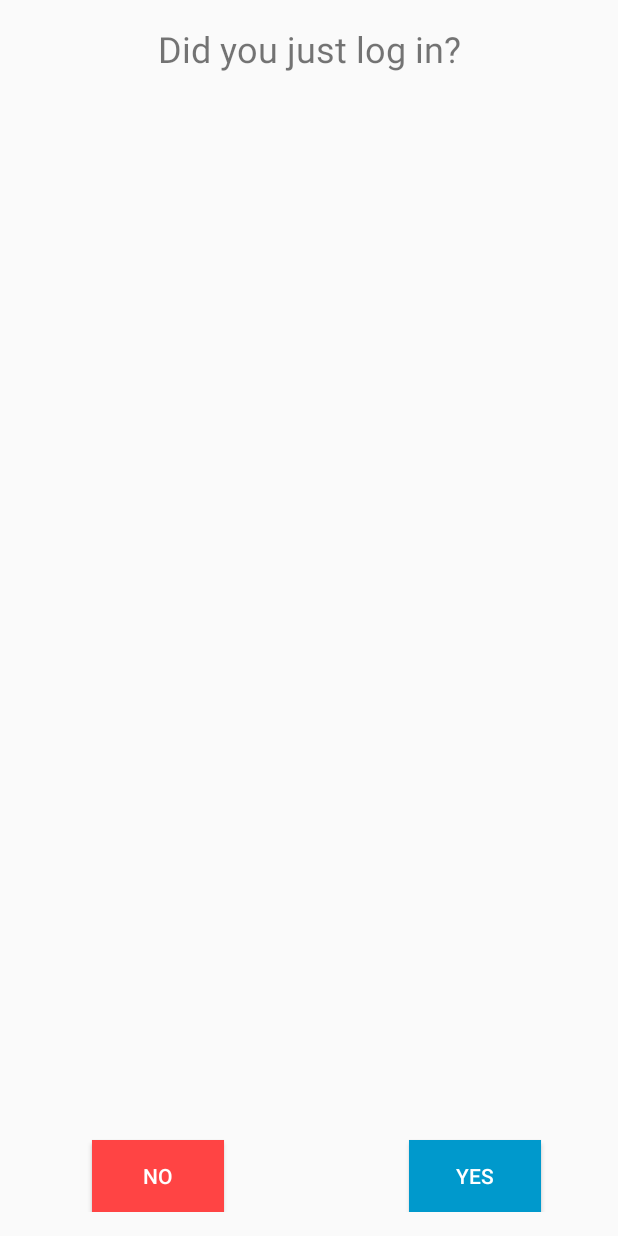
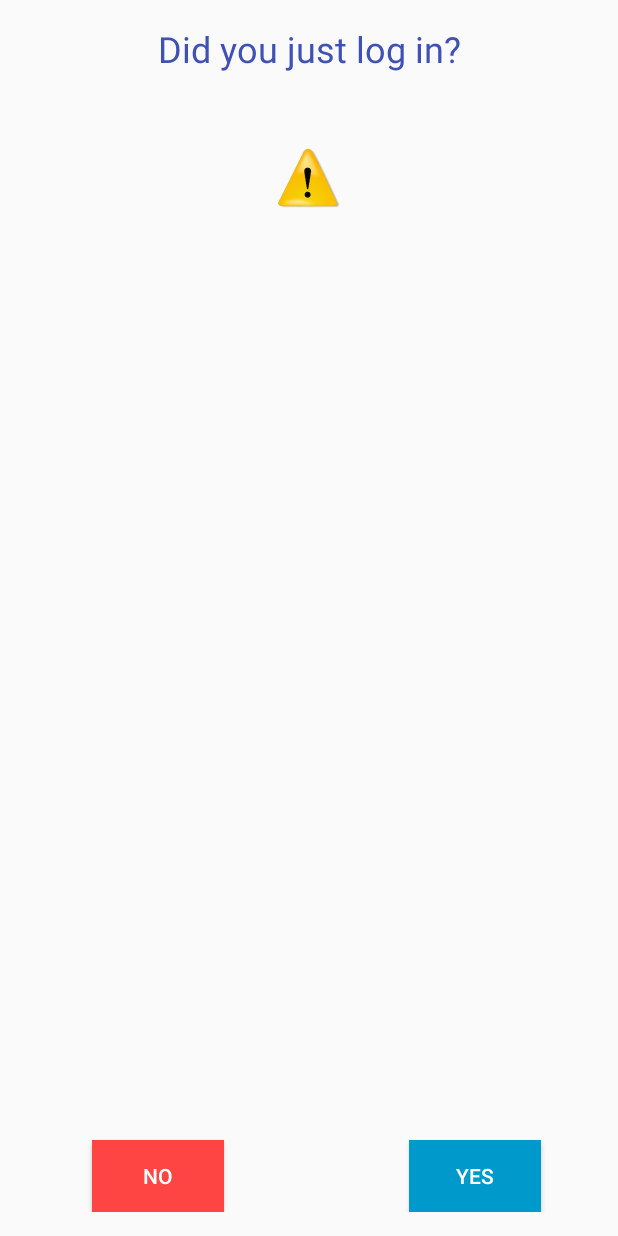
Before and after one commit to mfpdev/login-approval-sample, an Android app: the layout activity_approval.xml on its own in the app's theme, with its tools: preview values and no code run, on a phone screen of 412 x 824 dp. Run offline under Robolectric (Android 15) with nearby library versions, the phone set to English and light mode, and no system bars.

Commit message:
Fix push

```diff
--- a/LoginApprovals/app/src/main/AndroidManifest.xml
+++ b/LoginApprovals/app/src/main/AndroidManifest.xml
@@ -28,8 +28,11 @@
         <activity android:name="com.github.mfpdev.loginapprovals.ApprovalsActivity">
             <intent-filter>
                 <action android:name="android.intent.action.MAIN" />
-
                 <category android:name="android.intent.category.LAUNCHER" />
+            </intent-filter>
+            <intent-filter>
+                <action android:name="com.github.mfpdev.loginapprovals.IBMPushNotification" />
+                <category android:name="android.intent.category.DEFAULT" />
             </intent-filter>
         </activity>
         <activity android:name="com.github.mfpdev.loginapprovals.LoginActivity" />
--- a/LoginApprovals/app/src/main/assets/mfpclient.properties
+++ b/LoginApprovals/app/src/main/assets/mfpclient.properties
@@ -1,5 +1,5 @@
 wlServerProtocol=http
-wlServerHost=9.148.225.203
+wlServerHost=192.168.1.14
 wlServerPort=9080
 wlServerContext=/mfp/
 languagePreferences=en
--- a/LoginApprovals/app/src/main/java/com/github/mfpdev/loginapprovals/ApprovalActivity.java
+++ b/LoginApprovals/app/src/main/java/com/github/mfpdev/loginapprovals/ApprovalActivity.java
@@ -87,7 +87,7 @@ public class ApprovalActivity extends AppCompatActivity {
         TextView locationText = (TextView) findViewById(R.id.locationLabel);
         TextView platformText = (TextView) findViewById(R.id.platformLabel);
 
-        location = "near " + location;
+        location = "Near " + location;
         String platformAndOS = platform + " for " + os;
 
         dateText.setText(date);
--- a/LoginApprovals/app/src/main/res/layout/activity_approval.xml
+++ b/LoginApprovals/app/src/main/res/layout/activity_approval.xml
@@ -11,32 +11,53 @@
     tools:context="com.github.mfpdev.loginapprovals.ApprovalActivity">
 
     <TextView
+        android:layout_width="match_parent"
+        android:layout_height="wrap_content"
+        android:id="@+id/titleLabel"
+        android:textColor="@color/colorPrimary"
+        android:textAlignment="center"
+        android:textSize="24sp"
+        tools:text="Did you just log in?"
+        android:text="@string/did_you_just_log_in"
+        android:layout_alignParentTop="true"
+        android:layout_alignParentStart="true" />
+
+    <ImageView
         android:layout_width="wrap_content"
-        android:layout_height="wrap_content"
-        android:layout_marginTop="67dp"
-        android:id="@+id/platformLabel"
-        android:layout_below="@+id/locationLabel"
-        android:layout_alignParentStart="true"
-        android:layout_alignParentEnd="true" />
+        android:layout_height="40dp"
+        android:layout_marginTop="50dp"
+        android:layout_centerHorizontal="true"
+        android:layout_below="@+id/titleLabel"
+        android:src="@drawable/warnig"/>
 
     <TextView
         android:layout_width="match_parent"
         android:layout_height="wrap_content"
-        android:layout_marginTop="70dp"
+        android:layout_marginTop="150dp"
         android:id="@+id/dateLabel"
+        android:textSize="18sp"
         android:layout_below="@+id/titleLabel"
         android:layout_alignParentStart="true" />
+
 
     <TextView
         android:layout_width="match_parent"
         android:layout_height="wrap_content"
-        android:id="@+id/titleLabel"
-        android:textAlignment="center"
-        android:textSize="24sp"
-        tools:text="Did you just log in?"
-        android:text="Did you just log in?"
-        android:layout_alignParentTop="true"
+        android:layout_marginTop="75dp"
+        android:textSize="18sp"
+        android:id="@+id/locationLabel"
+        android:layout_below="@+id/dateLabel"
         android:layout_alignParentStart="true" />
+
+    <TextView
+        android:layout_width="wrap_content"
+        android:layout_height="wrap_content"
+        android:layout_marginTop="75dp"
+        android:id="@+id/platformLabel"
+        android:textSize="18sp"
+        android:layout_below="@+id/locationLabel"
+        android:layout_alignParentStart="true"
+        android:layout_alignParentEnd="true" />
 
     <Button
         android:text="YES"
@@ -65,13 +86,7 @@
         android:layout_alignParentStart="true"
         android:onClick="onClickNo" />
 
-    <TextView
-        android:layout_width="match_parent"
-        android:layout_height="wrap_content"
-        android:layout_marginTop="75dp"
-        android:id="@+id/locationLabel"
-        android:layout_below="@+id/dateLabel"
-        android:layout_alignParentStart="true" />
+
 
 
 </RelativeLayout>
--- a/LoginApprovals/app/src/main/res/values/strings.xml
+++ b/LoginApprovals/app/src/main/res/values/strings.xml
@@ -6,6 +6,7 @@
     <string name="dummy_button">Dummy Button</string>
     <string name="dummy_content">DUMMY\nCONTENT</string>
     <string name="refresh">refresh</string>
+    <string name="did_you_just_log_in">Did you just log in?</string>
 
 
 </resources>
```
Also changed, not shown: LoginApprovals/app/src/main/res/drawable/warnig.png (added).
